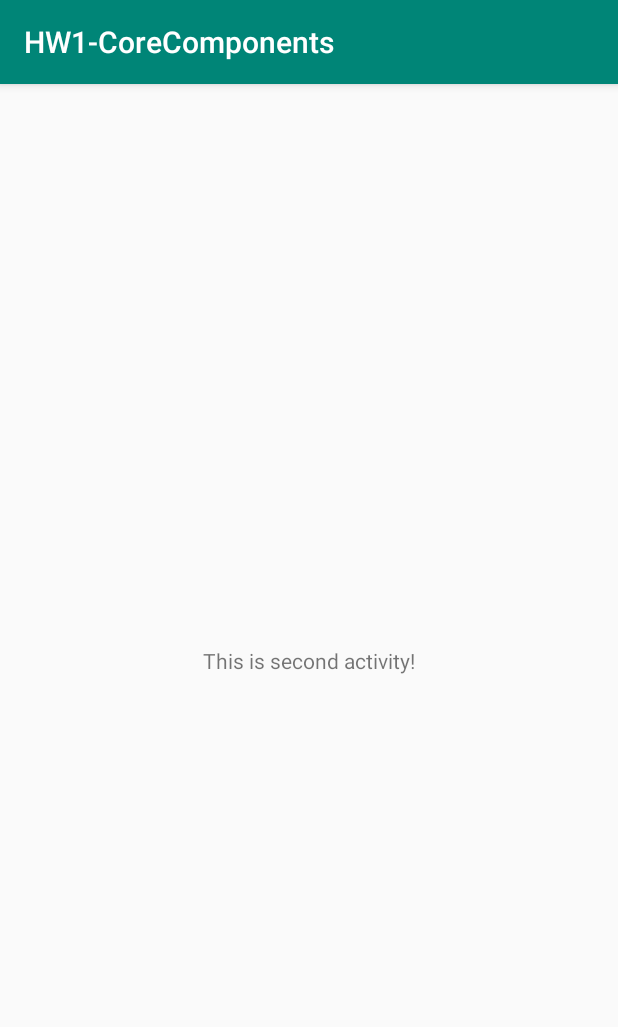
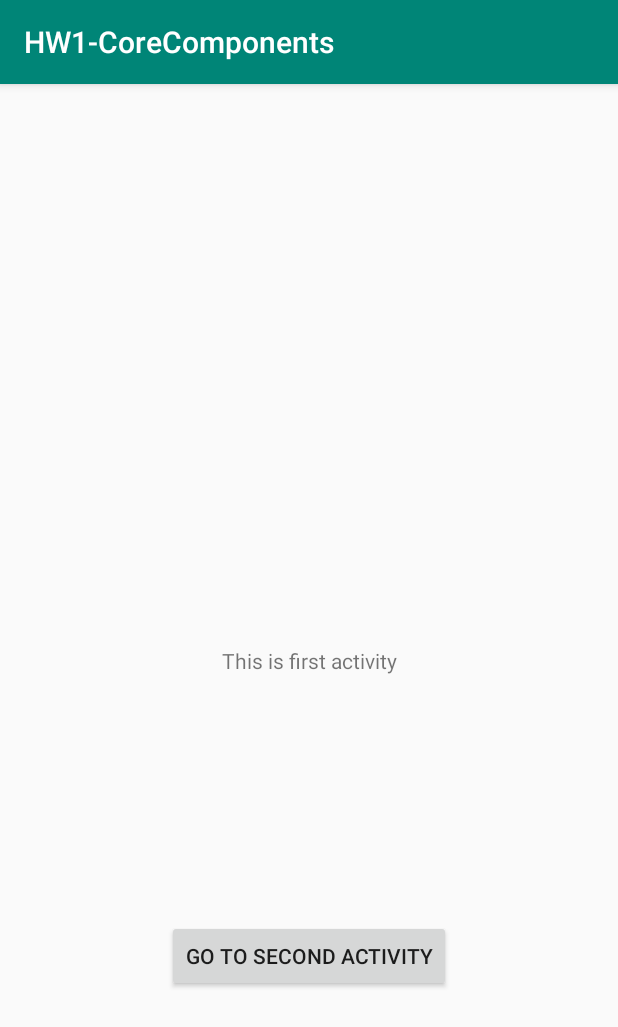
Before and after one commit to chernovars/android-hw, an Android app: the screen it shows after launch (SecondActivity before the commit, MainActivity after it), on a phone screen of 412 x 824 dp. Shown: the top 1027 px of the screen. Run offline under Robolectric (Android 15) with nearby library versions, the phone set to English and light mode, and no system bars.

```diff
--- a/HW1-CoreComponents/app/src/main/java/com/example/arseniy/hw1_corecomponents/MainActivity.java
+++ b/HW1-CoreComponents/app/src/main/java/com/example/arseniy/hw1_corecomponents/MainActivity.java
@@ -5,11 +5,19 @@ import android.support.annotation.Nullable;
 import android.support.v7.app.AppCompatActivity;
 import android.os.Bundle;
 import android.util.Log;
+import android.view.View;
+import android.widget.Button;
 import android.widget.Toast;
 
 public class MainActivity extends AppCompatActivity {
-    String LOG_TAG = "first activity";
+    static final String LOG_TAG = "first activity";
     static final int RESULT_REQUEST_CODE = 908;
+
+    private View.OnClickListener buttonListener = new View.OnClickListener() {
+        public void onClick(View v) {
+            goToNextActivity();
+        }
+    };
 
     @Override
     protected void onCreate(Bundle savedInstanceState) {
@@ -17,13 +25,9 @@ public class MainActivity extends AppCompatActivity {
         setContentView(R.layout.activity_main);
         Log.d(LOG_TAG, "on create");
 
-        // выдержать время, чтобы пользователь успел взглянуть на текущую Activity
-        Handler handler = new Handler();
-        handler.postDelayed(new Runnable() {
-            public void run() {
-                goToNextActivity();
-            }
-        }, 2000);
+        // Исправление 1.1: Переход к следующему окну привязал на кнопку вместо выжидания двух секунд
+        final Button button = findViewById(R.id.button_to_second_activity);
+        button.setOnClickListener(buttonListener);
     }
 
     private void goToNextActivity() {
@@ -37,8 +41,10 @@ public class MainActivity extends AppCompatActivity {
         super.onActivityResult(requestCode, resultCode, data);
         Log.d(LOG_TAG, "on activity result");
         if (requestCode == RESULT_REQUEST_CODE) {
-            Log.d(LOG_TAG, "result from second activity");
-            Toast toast = Toast.makeText(this, data.getStringExtra("return"), Toast.LENGTH_LONG);
+            Toast toast = Toast.makeText(this,
+                    data.getStringArrayListExtra(SecondActivity.RETURN_KEY).toString(),
+                    Toast.LENGTH_LONG
+            );
             toast.show();
         }
     }
--- a/HW1-CoreComponents/app/src/main/java/com/example/arseniy/hw1_corecomponents/SecondActivity.java
+++ b/HW1-CoreComponents/app/src/main/java/com/example/arseniy/hw1_corecomponents/SecondActivity.java
@@ -15,21 +15,27 @@ import android.support.v4.content.ContextCompat;
 import android.support.v4.content.LocalBroadcastManager;
 import android.support.v7.app.AppCompatActivity;
 import android.util.Log;
+import android.view.View;
+import android.widget.Button;
 import android.widget.TextView;
 
+import java.util.ArrayList;
+
 public class SecondActivity extends AppCompatActivity {
-    String LOG_TAG = "second activity";
+    static final String LOG_TAG = "second activity";
+    //Исправление 3.1: Название ключа в статической константе
+    static final String RETURN_KEY = "return";
     static final int MY_PERMISSIONS_REQUEST_READ_CALENDAR = 98;
     TextView mTextView;
 
     private BroadcastReceiver mMessageReceiver = new BroadcastReceiver() {
         @Override
         public void onReceive(Context context, Intent intent) {
-            String result = intent.getStringExtra("result");
+            ArrayList<String> result = intent.getStringArrayListExtra(MyService.BROADCAST_RETURN_KEY);
             Log.d("receiver", "got message: " + result);
             mTextView.setText("Calendar data: " + result);
             final Intent retIntent = new Intent();
-            retIntent.putExtra("return", result);
+            retIntent.putExtra(RETURN_KEY, result);
 
             Handler handler = new Handler();
             handler.postDelayed(new Runnable() {
@@ -53,19 +59,21 @@ public class SecondActivity extends AppCompatActivity {
         Log.d(LOG_TAG, "on create");
         setContentView(R.layout.activity_second);
         mTextView = findViewById(R.id.textViewResult);
-        Log.d(LOG_TAG, "get permissions for calendar read");
+        // Исправление 2: Убрал лишние логи (здесь удалена строка, в других местах не помечено)
         LocalBroadcastManager.getInstance(this).registerReceiver(mMessageReceiver,
                 new IntentFilter("my-service-handle"));
-        Handler handler = new Handler();
-        handler.postDelayed(new Runnable() {
-            public void run() {
+
+        // Исправление 1.2: Запуск сервиса привязал на кнопку вместо выжидания двух секунд
+        final Button button = findViewById(R.id.button_to_second_activity);
+        button.setOnClickListener(new View.OnClickListener() {
+            public void onClick(View v) {
                 if (getPermissions()) {
                     // eсли разрешение на чтения календаря уже есть, запустить сервис
                     // в противном случае сделается запрос пользователю, и сервис запустится в onRequestPermissionsResult
                     startCalendarService();
                 }
             }
-        }, 2000);
+        });
 
     }
 
@@ -78,7 +86,6 @@ public class SecondActivity extends AppCompatActivity {
         Log.d(LOG_TAG, "get permissions");
         if (ContextCompat.checkSelfPermission(this, Manifest.permission.READ_CALENDAR)
                 != PackageManager.PERMISSION_GRANTED) {
-            Log.d(LOG_TAG, "not granted");
 
             if (!ActivityCompat.shouldShowRequestPermissionRationale(this, Manifest.permission.READ_CONTACTS)) {
                 ActivityCompat.requestPermissions(this,
@@ -88,7 +95,6 @@ public class SecondActivity extends AppCompatActivity {
 
             return false;
         }
-        Log.d(LOG_TAG, "granted");
         return true;
     }
 
@@ -97,10 +103,7 @@ public class SecondActivity extends AppCompatActivity {
         switch (requestCode) {
             case MY_PERMISSIONS_REQUEST_READ_CALENDAR: {
                 if (grantResults.length > 0 && grantResults[0] == PackageManager.PERMISSION_GRANTED) {
-                    Log.d(LOG_TAG, "user granted permission");
                     startCalendarService();
-                } else {
-                    Log.d(LOG_TAG, "user blocked permission");
                 }
             }
         }
--- a/HW1-CoreComponents/app/src/main/res/layout/activity_main.xml
+++ b/HW1-CoreComponents/app/src/main/res/layout/activity_main.xml
@@ -7,6 +7,7 @@
     tools:context=".MainActivity">
 
     <TextView
+        android:id="@+id/textView"
         android:layout_width="wrap_content"
         android:layout_height="wrap_content"
         android:text="This is first activity"
@@ -15,4 +16,16 @@
         app:layout_constraintRight_toRightOf="parent"
         app:layout_constraintTop_toTopOf="parent" />
 
+    <Button
+        android:id="@+id/button_to_second_activity"
+        android:layout_width="wrap_content"
+        android:layout_height="wrap_content"
+        android:layout_marginTop="8dp"
+        android:layout_marginBottom="8dp"
+        android:text="go to second activity"
+        app:layout_constraintBottom_toBottomOf="parent"
+        app:layout_constraintEnd_toEndOf="parent"
+        app:layout_constraintStart_toStartOf="parent"
+        app:layout_constraintTop_toBottomOf="@+id/textView" />
+
 </android.support.constraint.ConstraintLayout>
```
Also changed, not shown: HW1-CoreComponents/app/src/main/java/com/example/arseniy/hw1_corecomponents/MyService.java (+29 -22 lines), HW1-CoreComponents/app/src/main/res/layout/activity_second.xml (+12 -0 lines).
